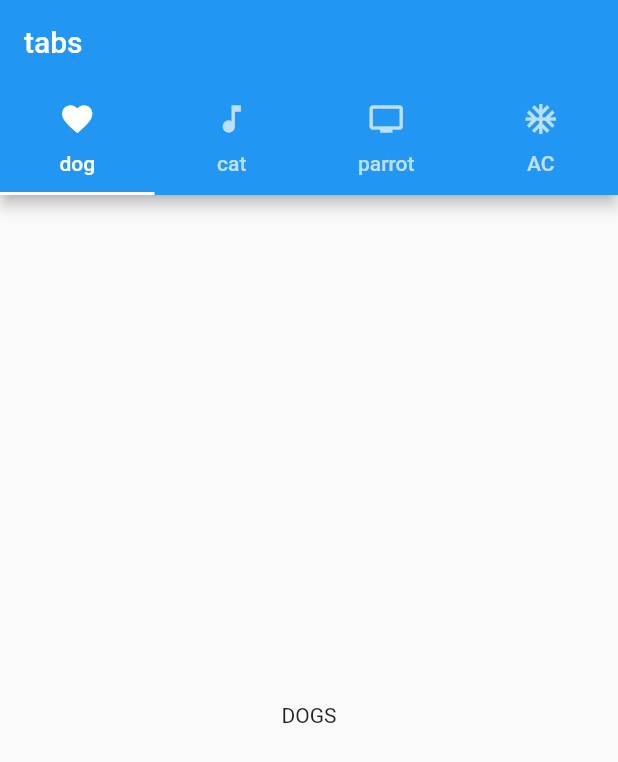
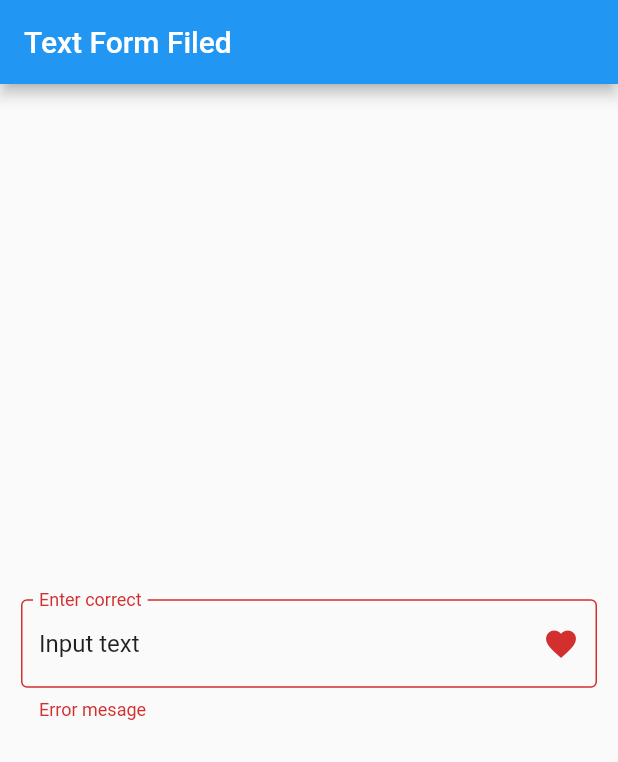
Before and after one commit to bilal1080/Cards, a Flutter app: the screen it shows after launch, on a phone screen of 412 x 824 dp. Shown: the top 762 px of the screen. Run offline on Flutter 3.47's test engine with Material 2 defaults, Android fonts, the phone set to English and light mode, and no system bars; our stand-ins replace animated_splash_screen, flutter_switch.

Commit message:
text/17aug

```diff
--- a/lib/main.dart
+++ b/lib/main.dart
@@ -8,6 +8,7 @@ import 'package:flutter/material.dart';
 //import 'package:flutter_cards/progress_indicator.dart';
 import 'package:flutter_cards/snackbar.dart';
 import 'package:flutter_cards/tabs.dart';
+import 'package:flutter_cards/textformfield.dart';
 //import 'package:flutter_cards/splash.dart';
 //import 'package:flutter_cards/Dialog.dart';
 //import 'package:flutter_cards/chips.dart';
@@ -28,7 +29,7 @@ class MyApp extends StatelessWidget {
   Widget build(BuildContext context) {
     return MaterialApp(
       debugShowCheckedModeBanner: false,
-      home: tabScreen(),
+      home: TextFormScreen(),
     );
   }
 }
--- /dev/null
+++ b/lib/textformfield.dart
@@ -0,0 +1,37 @@
+import 'package:flutter/material.dart';
+
+class TextFormScreen extends StatefulWidget {
+  TextFormScreen({Key? key}) : super(key: key);
+
+  @override
+  _TextFormScreenState createState() => _TextFormScreenState();
+}
+
+class _TextFormScreenState extends State<TextFormScreen> {
+  @override
+  Widget build(BuildContext context) {
+    return MaterialApp(
+      debugShowCheckedModeBanner: false,
+      home: Scaffold(
+        appBar: AppBar(title: Text('Text Form Filed'),),
+        body: Center(
+          child: Padding(
+            padding: const EdgeInsets.all(14.0),
+            child: TextFormField(
+              initialValue: 'Input text',
+              textCapitalization: TextCapitalization.characters,
+              textAlign: TextAlign.start,
+              decoration: InputDecoration(
+                alignLabelWithHint: true,
+                labelText: 'Enter correct',
+                errorText: 'Error mesage',
+                border: OutlineInputBorder(),
+                suffixIcon: Icon(Icons.favorite)
+                ),
+
+
+            ),
+          ),),),
+    );
+  }
+}
```
